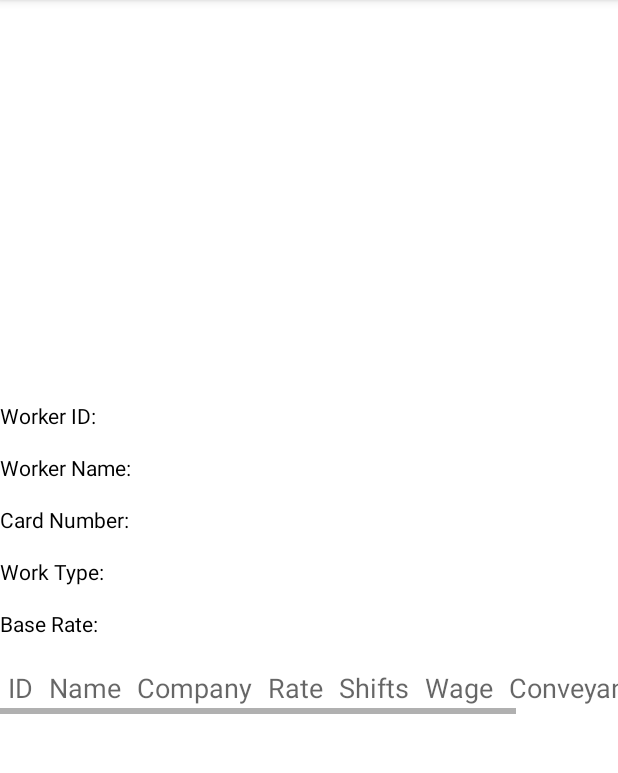
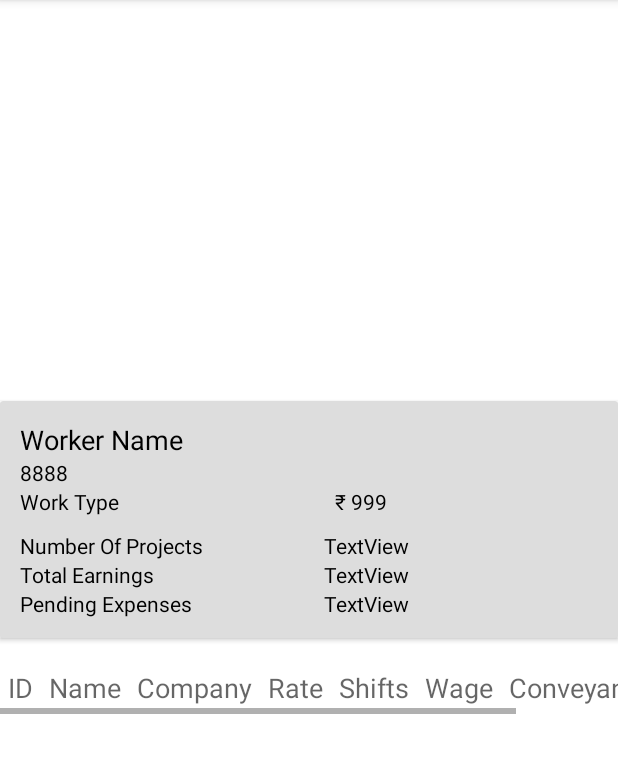
Before and after one commit to ronakpadia/WPWorkerManagement, an Android app: the WokerDetailActivity screen opened directly, with no data from a screen before it, on a phone screen of 412 x 824 dp, the part 84-857 px from its top. Run offline under Robolectric (Android 15) with nearby library versions, the phone set to English and light mode, and no system bars; our stand-ins replace Firebase (no records; nobody signed in at launch, a user with empty details on screens opened directly).

Commit message:
Project Delete
delete project feature in ProjectDetailAct,
WorkerDetailActivity incomplete.

```diff
--- a/app/src/main/java/com/theinternetcompany/wpworkermanagement/ProjectDetailActivity.java
+++ b/app/src/main/java/com/theinternetcompany/wpworkermanagement/ProjectDetailActivity.java
@@ -50,7 +50,7 @@ public class ProjectDetailActivity extends AppCompatActivity {
     private ArrayList<WorkerProfile> removeWorkerList = new ArrayList<>();
     private DatabaseReference mainRef = FirebaseDatabase.getInstance().getReference();
     private TextView projectName, projectId, projectLocation, projectCompany, projectDuration;
-    private Button btnAdd, btnRemove, btnSave;
+    private Button btnAdd, btnRemove, btnSave,btnDelete;
     private FloatingActionButton btnEditProject;
     LinearLayout layout;
 
@@ -90,6 +90,7 @@ public class ProjectDetailActivity extends AppCompatActivity {
         btnRemove = findViewById(R.id.btnRemove);
         btnSave = findViewById(R.id.btnSave);
         btnEditProject = findViewById(R.id.btnEditProject);
+        btnDelete = findViewById(R.id.btnDelete);
 
         Intent i = getIntent();
         project = (Project) i.getSerializableExtra("project");
@@ -152,6 +153,15 @@ public class ProjectDetailActivity extends AppCompatActivity {
             @Override
             public void onClick(View view) {
                 openEditProjectDialog();
+            }
+        });
+
+        btnDelete.setOnClickListener(new View.OnClickListener() {
+            String parent = "Remove";
+
+            @Override
+            public void onClick(View v) {
+                deleteProjectDialog();
             }
         });
     }
@@ -262,6 +272,11 @@ public class ProjectDetailActivity extends AppCompatActivity {
     private void refreshActivity(){
         Intent intent = getIntent();
         finish();
+        startActivity(intent);
+    }
+
+    private void transitionToMainActivity() {
+        Intent intent = new Intent(ProjectDetailActivity.this, MainActivity.class);
         startActivity(intent);
     }
 
@@ -510,6 +525,36 @@ public class ProjectDetailActivity extends AppCompatActivity {
         inputMethodManager.toggleSoftInput(InputMethodManager.HIDE_IMPLICIT_ONLY, 0);
     }
 
+    private void deleteProjectDialog() {
+        LinearLayout.LayoutParams params = new LinearLayout.LayoutParams(
+                LinearLayout.LayoutParams.WRAP_CONTENT,
+                LinearLayout.LayoutParams.WRAP_CONTENT
+        );
+        params.setMargins(15,15,15,15);
+        LinearLayout editProjectLL = new LinearLayout(this);
+        AlertDialog dialog = new AlertDialog.Builder(this)
+                .setTitle("Delete Project")
+                .setMessage("Are you sure you want to delete this project? This action is irreversible, you may lose data permanently.")
+                .setView(editProjectLL)
+                .setPositiveButton("OK", new DialogInterface.OnClickListener() {
+                    @Override
+                    public void onClick(DialogInterface dialogInterface, int i) {
+                        DatabaseReference projectRef = mainRef.child("Project_List").child(project.getId());
+                        projectRef.keepSynced(true);
+                        projectRef.removeValue();
+                        transitionToMainActivity();
+                    }
+                })
+                .setNegativeButton("Cancel", new DialogInterface.OnClickListener() {
+                    @Override
+                    public void onClick(DialogInterface dialogInterface, int i) {
+                    }
+                })
+                .create();
+        dialog.show();
+
+    }
+
     private void cleanTable(TableLayout table) {
 
         int childCount = table.getChildCount();
--- a/app/src/main/java/com/theinternetcompany/wpworkermanagement/WokerDetailActivity.java
+++ b/app/src/main/java/com/theinternetcompany/wpworkermanagement/WokerDetailActivity.java
@@ -3,8 +3,22 @@ package com.theinternetcompany.wpworkermanagement;
 import androidx.appcompat.app.AppCompatActivity;
 
 import android.os.Bundle;
+import android.widget.TableLayout;
+import android.widget.TextView;
+
+import com.google.firebase.database.DatabaseReference;
+import com.google.firebase.database.FirebaseDatabase;
+import com.theinternetcompany.wpworkermanagement.Models.WorkerProfile;
+
+import java.util.ArrayList;
 
 public class WokerDetailActivity extends AppCompatActivity {
+
+    private WorkerProfile worker = new WorkerProfile();
+    TableLayout projectTable;
+    private ArrayList<WorkerProfile> projectList = new ArrayList<>();
+    private DatabaseReference mainRef = FirebaseDatabase.getInstance().getReference();
+    private TextView workerName, workerCardNo, workType, baseRate, totalProjects, totalEarnings, pendingExpenses;
 
     @Override
     public void onBackPressed() {
@@ -14,5 +28,15 @@ public class WokerDetailActivity extends AppCompatActivity {
     protected void onCreate(Bundle savedInstanceState) {
         super.onCreate(savedInstanceState);
         setContentView(R.layout.activity_woker_detail);
+
+        workerName = findViewById(R.id.twWorkerName);
+        workerCardNo = findViewById(R.id.twWorkerCardNo);
+        workType = findViewById(R.id.tvWorkType);
+        baseRate = findViewById(R.id.tvBaseRate);
+        totalProjects = findViewById(R.id.tvTotalProjects);
+        totalEarnings = findViewById(R.id.twTotalEarnings);
+        pendingExpenses = findViewById(R.id.twPendingExpenses);
+
+
     }
 }
--- a/app/src/main/res/layout/activity_project_detail.xml
+++ b/app/src/main/res/layout/activity_project_detail.xml
@@ -434,7 +434,17 @@
 
             </LinearLayout>
 
+            <Button
+                android:id="@+id/btnDelete"
+                android:layout_width="match_parent"
+                android:layout_height="wrap_content"
+                android:text="Delete"
+                android:backgroundTint="#cc0000"
+                />
+
         </LinearLayout>
+
+
 
 
     </LinearLayout>
--- a/app/src/main/res/layout/activity_woker_detail.xml
+++ b/app/src/main/res/layout/activity_woker_detail.xml
@@ -20,123 +20,138 @@
             android:layout_height="match_parent"
             android:orientation="vertical">
 
-            <LinearLayout
+            <androidx.cardview.widget.CardView
                 android:layout_width="match_parent"
                 android:layout_height="wrap_content"
                 android:orientation="horizontal"
-                android:layout_marginTop="15dp">
+                android:layout_marginTop="15dp"
+                app:cardBackgroundColor="#DDDDDD"
+                app:contentPadding="20px">
+
+            <LinearLayout
+                android:layout_width="match_parent"
+                android:layout_height="match_parent"
+                android:orientation="vertical">
+
 
                 <TextView
-                    android:id="@+id/workerIDTag"
+                    android:id="@+id/twWorkerName"
+                    android:layout_width="wrap_content"
+                    android:layout_height="wrap_content"
+                    android:text="Worker Name"
+                    android:textColor="#000000"
+                    android:textSize="18sp" />
+
+                <TextView
+                    android:id="@+id/twWorkerCardNo"
                     android:layout_width="match_parent"
                     android:layout_height="wrap_content"
-                    android:text="Worker ID:"
+                    android:text="8888"
+                    android:textColor="#000000"/>
+
+                <LinearLayout
+                android:layout_width="match_parent"
+                android:layout_height="match_parent"
+                android:orientation="horizontal">
+
+                <TextView
+                    android:id="@+id/tvWorkType"
+                    android:layout_width="wrap_content"
+                    android:layout_height="wrap_content"
                     android:layout_weight="1"
+                    android:text="Work Type"
                     android:textColor="#000000" />
 
                 <TextView
-                    android:id="@+id/workerID"
-                    android:layout_width="match_parent"
+                    android:id="@+id/tvBaseRate"
+                    android:layout_width="wrap_content"
                     android:layout_height="wrap_content"
                     android:layout_weight="1"
+                    android:text=" ₹ 999"
                     android:textColor="#000000" />
-
             </LinearLayout>
 
             <LinearLayout
                 android:layout_width="match_parent"
-                android:layout_height="wrap_content"
-                android:orientation="horizontal"
-                android:layout_marginTop="15dp">
+                android:layout_height="match_parent"
+                android:layout_marginTop="10dp"
+                android:orientation="horizontal">
 
                 <TextView
-                    android:id="@+id/workerNameTag"
-                    android:layout_width="match_parent"
-                    android:layout_height="wrap_content"
-                    android:text="Worker Name:"
-                    android:layout_weight="1"
-                    android:textColor="#000000" />
-
-                <TextView
-                    android:id="@+id/workerName"
+                    android:id="@+id/tw1"
                     android:layout_width="match_parent"
                     android:layout_height="wrap_content"
                     android:layout_weight="1"
-                    android:textColor="#000000" />
+                    android:text="Number Of Projects"
+                    android:textColor="#000000"
+                    android:textSize="14sp" />
 
+                <TextView
+                    android:id="@+id/tvTotalProjects"
+                    android:layout_width="match_parent"
+                    android:layout_height="wrap_content"
+                    android:layout_weight="1"
+                    android:paddingStart="15px"
+                    android:paddingLeft="15px"
+                    android:text="TextView"
+                    android:textColor="#000000"/>
             </LinearLayout>
 
             <LinearLayout
                 android:layout_width="match_parent"
-                android:layout_height="wrap_content"
-                android:orientation="horizontal"
-                android:layout_marginTop="15dp">
+                android:layout_height="match_parent"
+                android:orientation="horizontal">
 
                 <TextView
-                    android:id="@+id/cardNoTag"
-                    android:layout_width="match_parent"
-                    android:layout_height="wrap_content"
-                    android:text="Card Number:"
-                    android:layout_weight="1"
-                    android:textColor="#000000" />
-
-                <TextView
-                    android:id="@+id/cardNo"
+                    android:id="@+id/tw2"
                     android:layout_width="match_parent"
                     android:layout_height="wrap_content"
                     android:layout_weight="1"
+                    android:text="Total Earnings"
+                    android:textColor="#000000"
+                    android:textSize="14sp" />
+
+                <TextView
+                    android:id="@+id/twTotalEarnings"
+                    android:layout_width="match_parent"
+                    android:layout_height="wrap_content"
+                    android:layout_weight="1"
+                    android:paddingStart="15px"
+                    android:paddingLeft="15px"
+                    android:text="TextView"
                     android:textColor="#000000" />
-
             </LinearLayout>
-
-
 
             <LinearLayout
                 android:layout_width="match_parent"
-                android:layout_height="wrap_content"
-                android:orientation="horizontal"
-                android:layout_marginTop="15dp">
+                android:layout_height="match_parent"
+                android:orientation="horizontal">
 
                 <TextView
-                    android:id="@+id/workTypeTag"
-                    android:layout_width="match_parent"
-                    android:layout_height="wrap_content"
-                    android:text="Work Type:"
-                    android:layout_weight="1"
-                    android:textColor="#000000" />
-                <TextView
-                    android:id="@+id/workType"
+                    android:id="@+id/tw3"
                     android:layout_width="match_parent"
                     android:layout_height="wrap_content"
                     android:layout_weight="1"
-                    android:textColor="#000000" />
-
-
-            </LinearLayout>
-
-
-            <LinearLayout
-                android:layout_width="match_parent"
-                android:layout_height="wrap_content"
-                android:orientation="horizontal"
-                android:layout_marginTop="15dp">
+                    android:text="Pending Expenses"
+                    android:textColor="#000000"
+                    android:textSize="14sp" />
 
                 <TextView
-                    android:id="@+id/rateTag"
-                    android:layout_width="match_parent"
-                    android:layout_height="wrap_content"
-                    android:text="Base Rate:"
-                    android:layout_weight="1"
-                    android:textColor="#000000" />
-
-                <TextView
-                    android:id="@+id/rate"
+                    android:id="@+id/twPendingExpenses"
                     android:layout_width="match_parent"
                     android:layout_height="wrap_content"
                     android:layout_weight="1"
+                    android:paddingStart="15px"
+                    android:paddingLeft="15px"
+                    android:text="TextView"
                     android:textColor="#000000" />
+            </LinearLayout>
+        </LinearLayout>
 
-            </LinearLayout>
+
+            </androidx.cardview.widget.CardView>
+
+
 
             <HorizontalScrollView
                 android:layout_width="match_parent"
```
